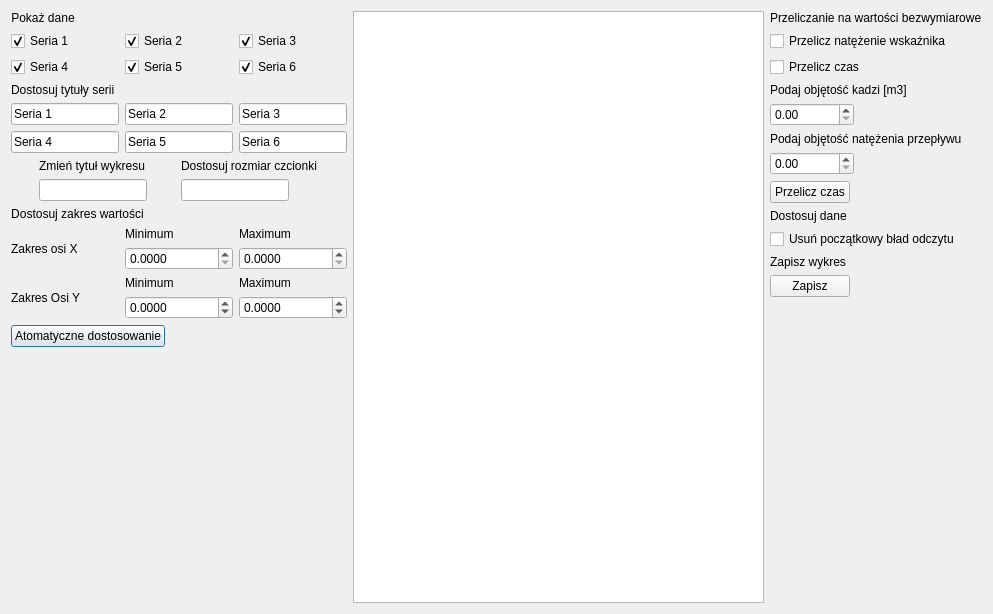
The window that chartdialog.ui (JakubDulewicz/CosDataAnalysis) describes before a commit, drawn with Qt 5.
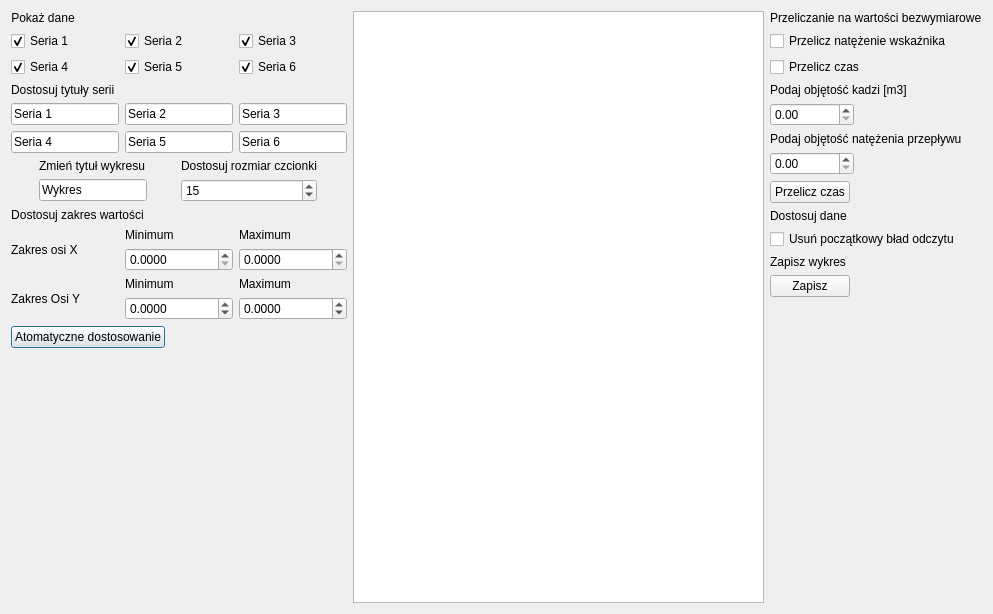
The same window after the commit. Custom widgets are drawn as their Qt base class.

```diff
--- a/chartdialog.ui
+++ b/chartdialog.ui
@@ -226,6 +226,9 @@
              <verstretch>0</verstretch>
             </sizepolicy>
            </property>
+           <property name="text">
+            <string>Wykres</string>
+           </property>
           </widget>
          </item>
          <item row="0" column="1">
@@ -242,13 +245,19 @@
           </widget>
          </item>
          <item row="1" column="1">
-          <widget class="QLineEdit" name="lineEdit_8">
+          <widget class="QSpinBox" name="spinBoxFontSize">
            <property name="sizePolicy">
-            <sizepolicy hsizetype="Maximum" vsizetype="Fixed">
+            <sizepolicy hsizetype="Minimum" vsizetype="Fixed">
              <horstretch>0</horstretch>
              <verstretch>0</verstretch>
             </sizepolicy>
            </property>
+           <property name="maximum">
+            <number>30</number>
+           </property>
+           <property name="value">
+            <number>15</number>
+           </property>
           </widget>
          </item>
         </layout>
```
Left out of the diff: 14 changed lines with no effect on the pictures.
